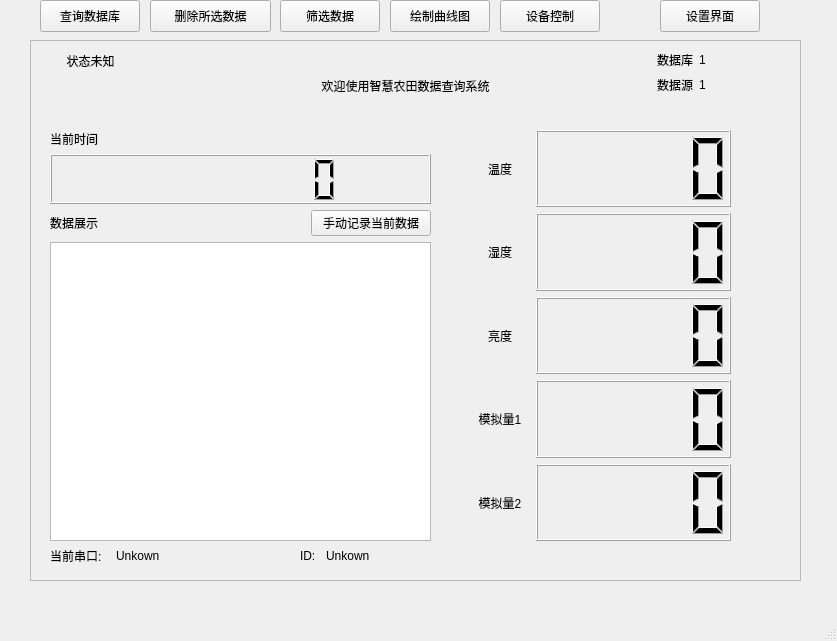
First picture: the form in mypro.ui, repository WhereAreBugs/Cuit_project3, before the edit.
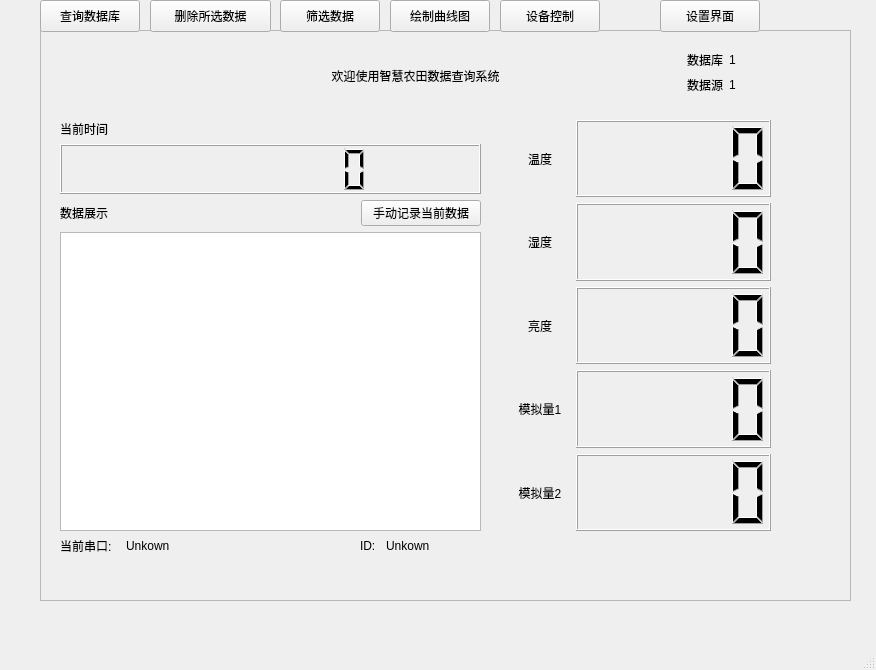
Second picture: the form after the edit.

What changed in the file:
```diff
--- a/mypro.ui
+++ b/mypro.ui
@@ -6,8 +6,8 @@
    <rect>
     <x>0</x>
     <y>0</y>
-    <width>837</width>
-    <height>641</height>
+    <width>876</width>
+    <height>670</height>
    </rect>
   </property>
   <property name="windowTitle">
@@ -20,10 +20,10 @@
    <widget class="QFrame" name="frame">
     <property name="geometry">
      <rect>
-      <x>30</x>
-      <y>40</y>
-      <width>771</width>
-      <height>541</height>
+      <x>40</x>
+      <y>30</y>
+      <width>811</width>
+      <height>571</height>
      </rect>
     </property>
     <property name="frameShape">
@@ -53,7 +53,7 @@
       <rect>
        <x>20</x>
        <y>90</y>
-       <width>381</width>
+       <width>421</width>
        <height>411</height>
       </rect>
      </property>
@@ -136,7 +136,7 @@
     <widget class="QWidget" name="layoutWidget">
      <property name="geometry">
       <rect>
-       <x>440</x>
+       <x>470</x>
        <y>90</y>
        <width>261</width>
        <height>411</height>
@@ -263,8 +263,8 @@
     <widget class="QWidget" name="layoutWidget">
      <property name="geometry">
       <rect>
-       <x>620</x>
-       <y>10</y>
+       <x>640</x>
+       <y>20</y>
        <width>91</width>
        <height>44</height>
       </rect>
@@ -335,28 +335,12 @@
       </item>
      </layout>
     </widget>
-    <widget class="QLabel" name="tempInd">
-     <property name="geometry">
-      <rect>
-       <x>20</x>
-       <y>10</y>
-       <width>81</width>
-       <height>21</height>
-      </rect>
-     </property>
-     <property name="text">
-      <string>状态未知</string>
-     </property>
-     <property name="alignment">
-      <set>Qt::AlignCenter</set>
-     </property>
-    </widget>
-    <widget class="QWidget" name="">
+    <widget class="QWidget" name="layoutWidget">
      <property name="geometry">
       <rect>
        <x>20</x>
        <y>500</y>
-       <width>251</width>
+       <width>301</width>
        <height>31</height>
       </rect>
      </property>
@@ -383,12 +367,12 @@
       </item>
      </layout>
     </widget>
-    <widget class="QWidget" name="">
+    <widget class="QWidget" name="layoutWidget">
      <property name="geometry">
       <rect>
-       <x>270</x>
+       <x>320</x>
        <y>500</y>
-       <width>131</width>
+       <width>121</width>
        <height>31</height>
       </rect>
      </property>
```
Left out of the diff: 2 changed lines with no effect on the pictures.
